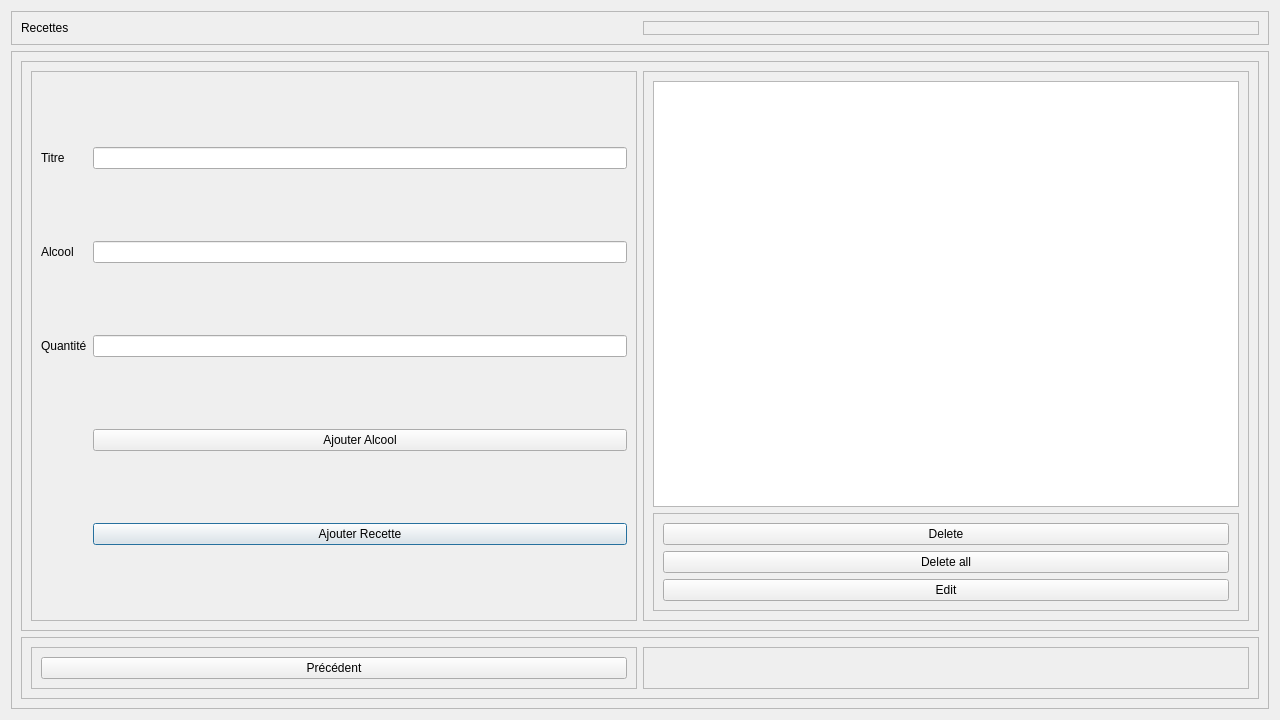
This is Logiciel/pi_controller/HMI2/recette.ui in emilerenaud/BartendUS-GROS4 as Qt 5 draws it before an edit. The edited form follows.
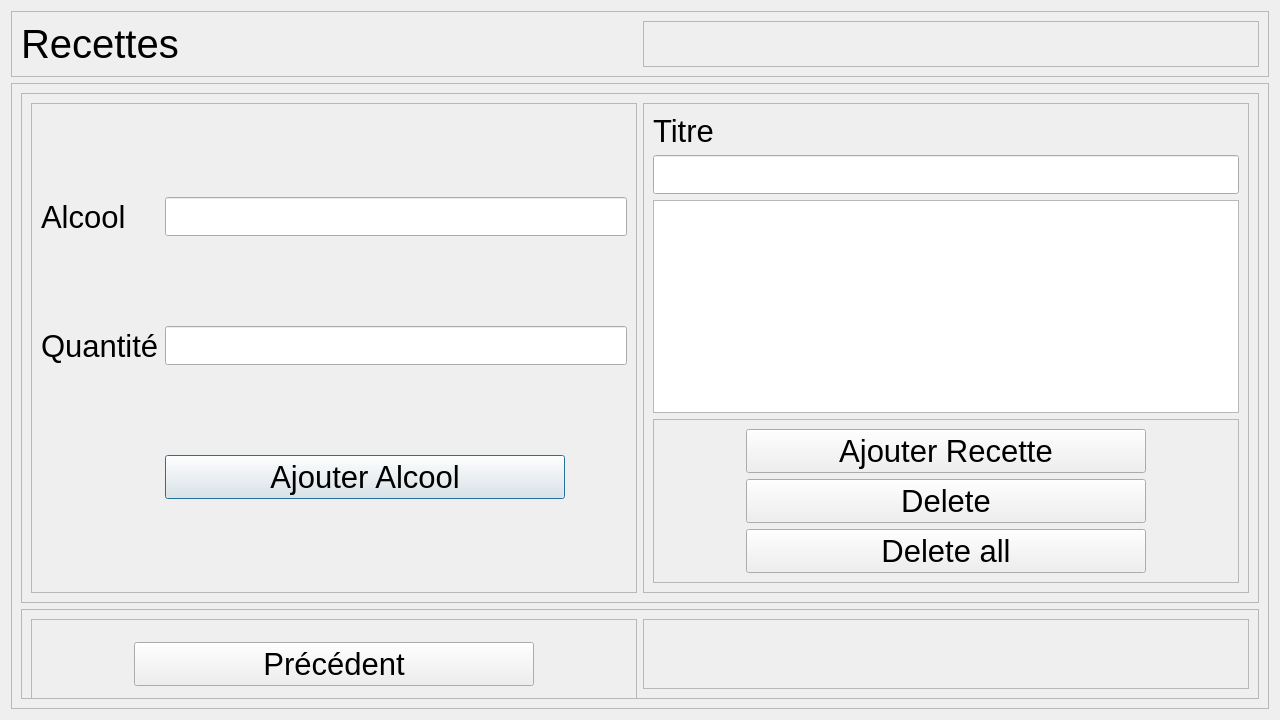
This is the edited form.

Commit message: nouvelle version HMI (consulter recette, reglages new)

```diff
--- a/Logiciel/pi_controller/HMI2/recette.ui
+++ b/Logiciel/pi_controller/HMI2/recette.ui
@@ -31,7 +31,7 @@
      <property name="maximumSize">
       <size>
        <width>16777215</width>
-       <height>50</height>
+       <height>90</height>
       </size>
      </property>
      <property name="frameShape">
@@ -43,6 +43,11 @@
      <layout class="QHBoxLayout" name="horizontalLayout">
       <item>
        <widget class="QLabel" name="label">
+        <property name="font">
+         <font>
+          <pointsize>30</pointsize>
+         </font>
+        </property>
         <property name="text">
          <string>Recettes</string>
         </property>
@@ -88,28 +93,49 @@
             <enum>QFrame::Raised</enum>
            </property>
            <layout class="QGridLayout" name="gridLayout_2">
-            <item row="4" column="1">
-             <widget class="QPushButton" name="ajouter_recette">
+            <item row="2" column="0">
+             <widget class="QLabel" name="label_3">
+              <property name="font">
+               <font>
+                <pointsize>23</pointsize>
+               </font>
+              </property>
               <property name="text">
-               <string>Ajouter Recette</string>
+               <string>Quantité</string>
               </property>
              </widget>
             </item>
             <item row="2" column="1">
-             <widget class="QLineEdit" name="quantite_ligne"/>
+             <widget class="QLineEdit" name="quantite_ligne">
+              <property name="font">
+               <font>
+                <pointsize>20</pointsize>
+               </font>
+              </property>
+             </widget>
             </item>
             <item row="1" column="1">
-             <widget class="QLineEdit" name="alcool_ligne"/>
-            </item>
-            <item row="0" column="0">
-             <widget class="QLabel" name="label_4">
-              <property name="text">
-               <string>Titre</string>
+             <widget class="QLineEdit" name="alcool_ligne">
+              <property name="font">
+               <font>
+                <pointsize>20</pointsize>
+               </font>
               </property>
              </widget>
             </item>
             <item row="3" column="1">
              <widget class="QPushButton" name="ajouter_alcool">
+              <property name="maximumSize">
+               <size>
+                <width>400</width>
+                <height>16777215</height>
+               </size>
+              </property>
+              <property name="font">
+               <font>
+                <pointsize>23</pointsize>
+               </font>
+              </property>
               <property name="text">
                <string>Ajouter Alcool</string>
               </property>
@@ -117,21 +143,16 @@
             </item>
             <item row="1" column="0">
              <widget class="QLabel" name="label_2">
+              <property name="font">
+               <font>
+                <pointsize>23</pointsize>
+               </font>
+              </property>
               <property name="text">
                <string>Alcool</string>
               </property>
              </widget>
             </item>
-            <item row="0" column="1">
-             <widget class="QLineEdit" name="titre_ligne"/>
-            </item>
-            <item row="2" column="0">
-             <widget class="QLabel" name="label_3">
-              <property name="text">
-               <string>Quantité</string>
-              </property>
-             </widget>
-            </item>
            </layout>
           </widget>
          </item>
@@ -145,7 +166,34 @@
            </property>
            <layout class="QVBoxLayout" name="verticalLayout_4">
             <item>
-             <widget class="QListWidget" name="listWidget"/>
+             <widget class="QLabel" name="label_4">
+              <property name="font">
+               <font>
+                <pointsize>23</pointsize>
+               </font>
+              </property>
+              <property name="text">
+               <string>Titre</string>
+              </property>
+             </widget>
+            </item>
+            <item>
+             <widget class="QLineEdit" name="titre_ligne">
+              <property name="font">
+               <font>
+                <pointsize>20</pointsize>
+               </font>
+              </property>
+             </widget>
+            </item>
+            <item>
+             <widget class="QListWidget" name="listWidget">
+              <property name="font">
+               <font>
+                <pointsize>20</pointsize>
+               </font>
+              </property>
+             </widget>
             </item>
             <item>
              <widget class="QFrame" name="frame_6">
@@ -156,27 +204,48 @@
                <enum>QFrame::Raised</enum>
               </property>
               <layout class="QGridLayout" name="gridLayout_3">
-               <item row="3" column="2">
-                <widget class="QPushButton" name="edit">
-                 <property name="text">
-                  <string>Edit</string>
-                 </property>
-                </widget>
-               </item>
-               <item row="1" column="2">
-                <widget class="QPushButton" name="supprimer">
-                 <property name="text">
-                  <string>Delete</string>
-                 </property>
-                </widget>
-               </item>
                <item row="2" column="2">
                 <widget class="QPushButton" name="delete_all">
+                 <property name="font">
+                  <font>
+                   <pointsize>23</pointsize>
+                  </font>
+                 </property>
                  <property name="text">
                   <string>Delete all</string>
                  </property>
                 </widget>
                </item>
+               <item row="1" column="2">
+                <widget class="QPushButton" name="supprimer">
+                 <property name="font">
+                  <font>
+                   <pointsize>23</pointsize>
+                  </font>
+                 </property>
+                 <property name="text">
+                  <string>Delete</string>
+                 </property>
+                </widget>
+               </item>
+               <item row="0" column="2">
+                <widget class="QPushButton" name="ajouter_recette">
+                 <property name="maximumSize">
+                  <size>
+                   <width>400</width>
+                   <height>16777215</height>
+                  </size>
+                 </property>
+                 <property name="font">
+                  <font>
+                   <pointsize>23</pointsize>
+                  </font>
+                 </property>
+                 <property name="text">
+                  <string>Ajouter Recette</string>
+                 </property>
+                </widget>
+               </item>
               </layout>
              </widget>
             </item>
@@ -203,6 +272,12 @@
         <layout class="QHBoxLayout" name="horizontalLayout_3">
          <item>
           <widget class="QFrame" name="frame_2">
+           <property name="minimumSize">
+            <size>
+             <width>0</width>
+             <height>90</height>
+            </size>
+           </property>
            <property name="frameShape">
             <enum>QFrame::StyledPanel</enum>
            </property>
@@ -212,6 +287,17 @@
            <layout class="QGridLayout" name="gridLayout">
             <item row="0" column="0">
              <widget class="QPushButton" name="precedent">
+              <property name="maximumSize">
+               <size>
+                <width>400</width>
+                <height>16777215</height>
+               </size>
+              </property>
+              <property name="font">
+               <font>
+                <pointsize>23</pointsize>
+               </font>
+              </property>
               <property name="text">
                <string>Précédent</string>
               </property>
```
The commit also changes 6 other files.
